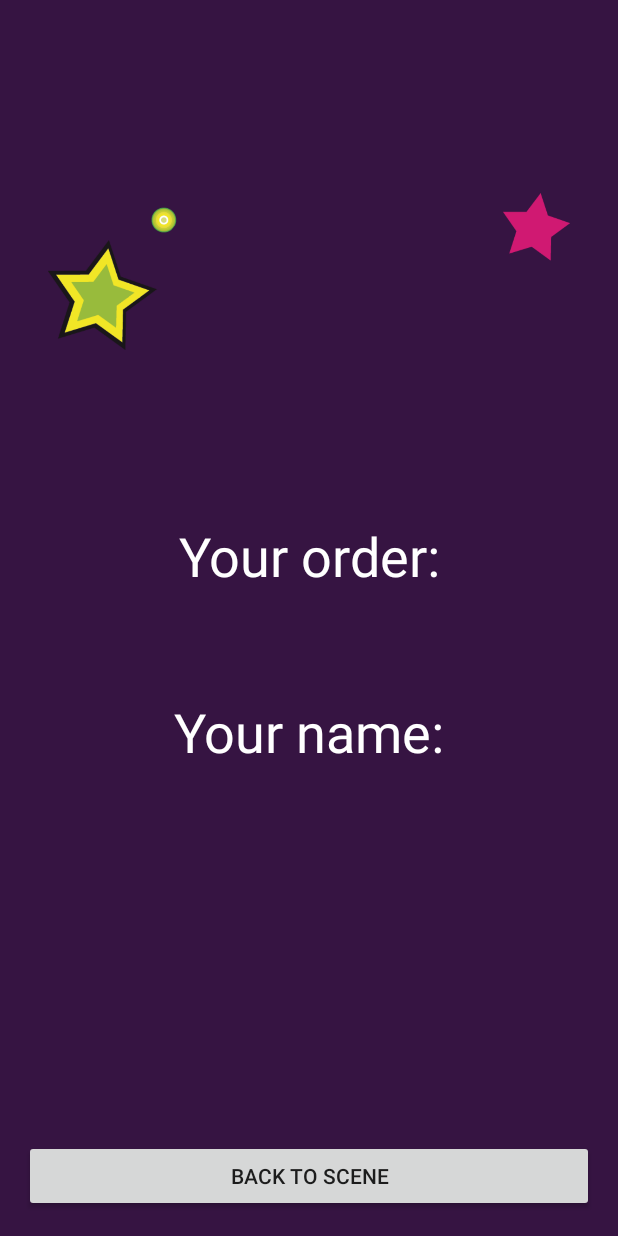
After one commit to hakat0m/KaraokeBar, an Android app: the OderDetailsActivity screen opened directly, with no data from a screen before it, on a phone screen of 412 x 824 dp. The commit adds this screen. Run offline under Robolectric (Android 15) with nearby library versions, the phone set to English and light mode, and no system bars; 3 statements that could not run were skipped.

Commit message:
Add activity form

```diff
--- a/app/src/main/AndroidManifest.xml
+++ b/app/src/main/AndroidManifest.xml
@@ -22,6 +22,8 @@
 		</activity>
 		<activity android:name=".TrackOrderFormActivity">
 		</activity>
+		<activity android:name=".OderDetailsActivity">
+		</activity>
 	</application>
 
 </manifest>
--- /dev/null
+++ b/app/src/main/java/com/example/android/karaokebar/OderDetailsActivity.java
@@ -0,0 +1,57 @@
+package com.example.android.karaokebar;
+
+import android.content.Intent;
+import android.os.Bundle;
+import android.support.v7.app.AppCompatActivity;
+import android.view.View;
+import android.widget.Button;
+import android.widget.TextView;
+
+import static com.example.android.karaokebar.MainActivity._performanceList;
+
+public class OderDetailsActivity extends AppCompatActivity {
+
+    @Override
+    protected void onCreate(Bundle savedInstanceState) {
+        super.onCreate(savedInstanceState);
+        setContentView(R.layout.activity_oder_details);
+
+        // Get string parameter song name
+        Bundle b = getIntent().getExtras();
+        String songOrder = b.getString("orderedSong");
+        String singerName = b.getString("singerName");
+        String singerEmail = b.getString("singerEmail");
+
+        // Set song title to the Text View
+        TextView titleTextView = (TextView) findViewById(R.id.ordered_song_name);
+        titleTextView.setText(songOrder);
+
+        // Set singer name to the Text View
+        TextView singerNameTextView = (TextView) findViewById(R.id.singer_name);
+        singerNameTextView.setText(singerName);
+
+        // Set singer email to the Text View
+        // TextView singerEmailTextView = (TextView) findViewById(R.id.singer_email);
+        // singerEmailTextView.setText(singerEmail);
+
+        // Add new performance details
+        _performanceList.add(new Performance("Ken2", "Rihanna", "\"Closer\"", R.drawable.ken));
+
+
+        // Find the login button. Login is not yet ready.
+        // Click on login button redirects user to TabActivity
+        Button loginButton = (Button) findViewById(R.id.back_to_scene_btn);
+
+        loginButton.setOnClickListener(new View.OnClickListener() {
+                                           @Override
+                                           public void onClick(View v) {
+                                               //Create new intent to open {@link TabbedActivity}
+                                               Intent stageIntent = new Intent(OderDetailsActivity.this, TabbedActivity.class);
+
+                                               //Start the new activity
+                                               startActivity(stageIntent);
+                                           }
+                                       }
+        );
+    }
+}
--- a/app/src/main/java/com/example/android/karaokebar/TrackOrderAdapter.java
+++ b/app/src/main/java/com/example/android/karaokebar/TrackOrderAdapter.java
@@ -46,7 +46,7 @@ public class TrackOrderAdapter extends RecyclerView.Adapter<TrackOrderAdapter.Vi
         public ViewHolder(View view) {
             super(view);
 
-            title = (TextView)view.findViewById(R.id.title);
+            title = (TextView) view.findViewById(R.id.title);
             img = (ImageView) view.findViewById(R.id.img);
         }
     }
--- /dev/null
+++ b/app/src/main/res/layout/activity_oder_details.xml
@@ -0,0 +1,70 @@
+<?xml version="1.0" encoding="utf-8"?>
+
+<LinearLayout xmlns:android="http://schemas.android.com/apk/res/android"
+			  xmlns:tools="http://schemas.android.com/tools"
+			  android:layout_width="match_parent"
+			  android:layout_height="match_parent"
+			  android:orientation="vertical"
+			  style="@style/MainContainer"
+			  android:background="@color/colorPrimaryDark"
+			  tools:context="com.example.android.karaokebar.OderDetailsActivity">
+
+<ImageView
+	android:src="@drawable/background_2"
+	android:layout_height="40dp"
+	android:layout_width="match_parent"
+	android:layout_gravity="center"
+	android:padding="16dp"
+	android:layout_weight="3"/>
+
+<LinearLayout
+	android:layout_width="match_parent"
+	android:layout_height="wrap_content"
+	android:paddingBottom="32dp"
+	android:orientation="vertical"
+	android:layout_weight="2">
+
+	<TextView
+		android:layout_width="match_parent"
+		android:layout_height="wrap_content"
+		android:text="Your order:"
+		android:textColor="@color/colorPrimaryLightText"
+		android:gravity="center"
+		android:textSize="36dp"/>
+
+	<TextView
+		android:id="@+id/ordered_song_name"
+		android:layout_width="match_parent"
+		android:layout_height="wrap_content"
+		android:textColor="@color/colorPrimaryLight"
+		android:paddingBottom="36dp"
+		android:gravity="center"
+		android:textSize="24dp"/>
+
+	<TextView
+		android:layout_width="match_parent"
+		android:layout_height="wrap_content"
+		android:text="Your name:"
+		android:textColor="@color/colorPrimaryLightText"
+		android:gravity="center"
+		android:textSize="36dp"/>
+
+	<TextView
+		android:id="@+id/singer_name"
+		android:layout_width="match_parent"
+		android:layout_height="wrap_content"
+		android:textColor="@color/colorPrimaryLight"
+		android:gravity="center"
+		android:textSize="16dp"/>
+
+
+</LinearLayout>
+
+<Button
+	android:id="@+id/back_to_scene_btn"
+	android:text="Back to Scene"
+	android:layout_width="match_parent"
+	android:layout_height="wrap_content"
+	android:layout_alignParentBottom="true"/>
+
+</LinearLayout>
--- a/app/src/main/res/layout/activity_track_order_form.xml
+++ b/app/src/main/res/layout/activity_track_order_form.xml
@@ -51,6 +51,7 @@
 		android:layout_weight="2">
 
 		<EditText
+			android:id="@+id/singer_name_input"
 			android:layout_width="match_parent"
 			android:layout_height="wrap_content"
 			android:inputType="textPersonName"
@@ -63,7 +64,9 @@
 		<Space
 			android:layout_width="match_parent"
 			android:layout_height="wrap_content" android:layout_weight="1"/>
+
 		<EditText
+			android:id="@+id/singer_email_input"
 			android:layout_width="match_parent"
 			android:layout_height="wrap_content"
 			android:inputType="textEmailAddress"
```
Also changed, not shown: app/src/main/java/com/example/android/karaokebar/MainActivity.java (+18 -0 lines), app/src/main/java/com/example/android/karaokebar/PerformanceListAdapter.java (+11 -9 lines), app/src/main/java/com/example/android/karaokebar/SceneFragment.java (+3 -14 lines), app/src/main/java/com/example/android/karaokebar/TrackOrderFormActivity.java (+36 -1 lines).
